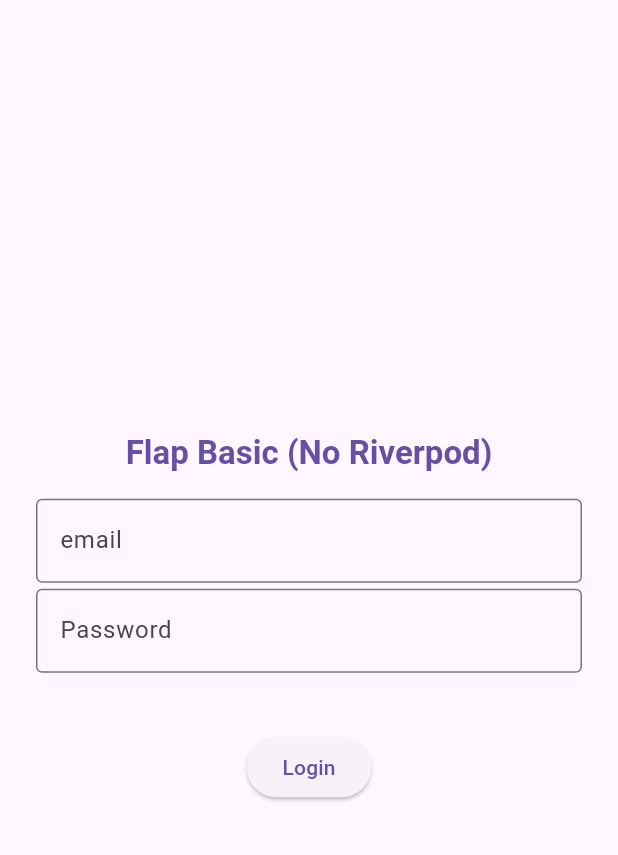
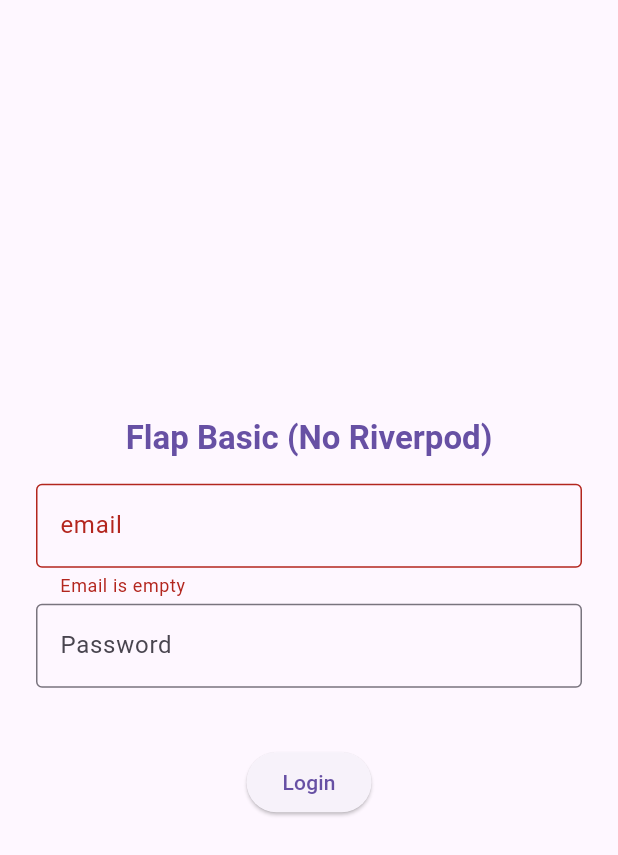
Before and after one commit to cxw320/flapp_basic, a Flutter app: the screen it shows after launch, after a tap on "Login", on a phone screen of 412 x 824 dp. Shown: the top 855 px of the screen. Run offline on Flutter 3.47's test engine with Material 3 defaults, Android fonts, the phone set to English and light mode, and no system bars; our stand-ins replace dio, equatable, flutter_secure_storage, go_router, transparent_image.

Commit message:
add in a valuenotifier observable to view model to emit changes

```diff
--- a/lib/modules/login_screen/login_screen_view.dart
+++ b/lib/modules/login_screen/login_screen_view.dart
@@ -1,4 +1,5 @@
 import 'package:flap_basic/domain/entity/event.dart';
+import 'package:flap_basic/modules/login_screen/login_screen_state.dart';
 import 'package:flap_basic/modules/login_screen/login_screen_viewmodel.dart';
 import 'package:flutter/material.dart';
 import 'package:go_router/go_router.dart';
@@ -67,7 +68,7 @@
   void login() {
     final email = emailController.text;
     final password = passwordController.text;
-    setState(widget.viewModel.login(email, password));
+    widget.viewModel.login(email, password);
   }
 
   @override
@@ -77,7 +78,7 @@
     // When state changes and the login event is successful, navigation code will execute below
     // WidgetsBinding.instance.addPostFrameCallback executes when widgets are finished rendering
     // Without the addPostFrameCallback, there will be an error that says you can't update state when widgets are being built
-    if (loginState.loginEvent is SuccessEvent) {
+    if (loginState.value.loginEvent is SuccessEvent) {
       WidgetsBinding.instance.addPostFrameCallback((_) {
         ScaffoldMessenger.of(context).showSnackBar(
           const SnackBar(
@@ -93,7 +94,7 @@
       onPressed: login,
       child: const Text('Login'),
     );
-    if (loginState.loginEvent is LoadingEvent) {
+    if (loginState.value.loginEvent is LoadingEvent) {
       button = const ElevatedButton(
         onPressed: null,
         child: SizedBox(
@@ -106,6 +107,9 @@
       );
     }
 
+    return ValueListenableBuilder<LoginScreenState>(
+      valueListenable: widget.viewModel.state,
+      builder: (context, value, child) {
         return Column(
           children: [
             TextField(
@@ -113,7 +117,7 @@
               decoration: InputDecoration(
                 border: const OutlineInputBorder(),
                 labelText: 'email',
-            errorText: loginState.emailError,
+                errorText: loginState.value.emailError,
               ),
               keyboardType: TextInputType.emailAddress,
               controller: emailController,
@@ -126,7 +130,7 @@
               decoration: InputDecoration(
                 border: const OutlineInputBorder(),
                 labelText: 'Password',
-            errorText: loginState.passwordError,
+                errorText: loginState.value.passwordError,
               ),
               obscureText: true,
               controller: passwordController,
@@ -136,7 +140,7 @@
             ),
             Text(
               key: const ValueKey('jwtErrorText'),
-          loginState.jwtError ?? '',
+              loginState.value.jwtError ?? '',
             ),
             const SizedBox(
               height: 10,
@@ -144,5 +148,7 @@
             button,
           ],
         );
+      },
+    );
   }
 }
--- a/lib/modules/login_screen/login_screen_viewmodel.dart
+++ b/lib/modules/login_screen/login_screen_viewmodel.dart
@@ -7,20 +7,24 @@
 import 'package:flap_basic/domain/repository/secure_storage/secure_storage.dart';
 import 'package:flap_basic/domain/usecase/log_in_usecase.dart';
 import 'package:flap_basic/modules/login_screen/login_screen_state.dart';
+import 'package:flutter/material.dart';
 
 class LoginScreenViewModel {
-  LoginScreenViewModel({required this.state, required this.logInUseCase, required this.storageService});
+  LoginScreenViewModel(
+      {required this.logInUseCase,
+      required this.storageService});
 
-  LoginScreenState state;
+  final ValueNotifier<LoginScreenState> state =
+      ValueNotifier<LoginScreenState>(LoginScreenState.initial());
   LogInUseCase logInUseCase;
   StorageService storageService;
 
   void login(String email, String password) async {
-    if (state.loginEvent is LoadingEvent) {
+    if (state.value.loginEvent is LoadingEvent) {
       return;
     }
 
-    state = LoginScreenState.loading();
+    state.value = LoginScreenState.loading();
 
     final response = await logInUseCase.logIn(
       LoginInformation(
@@ -34,12 +38,12 @@
         final jwtSaveSuccessful = await _saveJwt(response.data.jwtToken);
 
         if (jwtSaveSuccessful) {
-          state = LoginScreenState.success(response.data);
+          state.value = LoginScreenState.success(response.data);
         } else {
-          state = LoginScreenState.error(LoginError.jwtSaveUnsuccessful);
+          state.value = LoginScreenState.error(LoginError.jwtSaveUnsuccessful);
         }
       case ErrorRequestResponse<UserInfo, LoginError>():
-        state = LoginScreenState.error(response.error);
+        state.value = LoginScreenState.error(response.error);
     }
   }
 
--- a/lib/navigation/nav_router.dart
+++ b/lib/navigation/nav_router.dart
@@ -18,12 +18,10 @@
       name: 'login',
       path: '/login',
       builder: (BuildContext context, GoRouterState state) {
-        final loginScreenState = LoginScreenState(loginEvent: InitialEvent());
         final authRepo = AuthRepositoryImpl();
         final logInUseCase = LogInUseCaseImpl(authRepository: authRepo);
         final storageService = SecureStorageImpl();
         final loginScreenViewModel = LoginScreenViewModel(
-            state: loginScreenState,
             logInUseCase: logInUseCase,
             storageService: storageService);
         return LoginScreen(viewModel: loginScreenViewModel);
```
Lines whose indentation alone changed are shown as unchanged.
